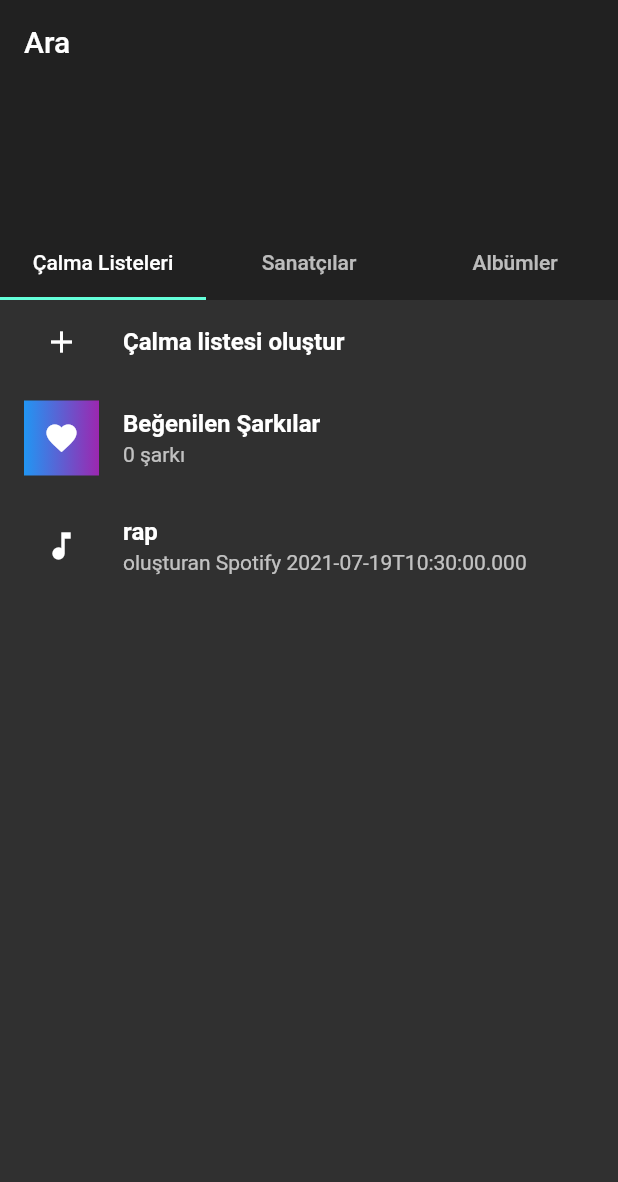
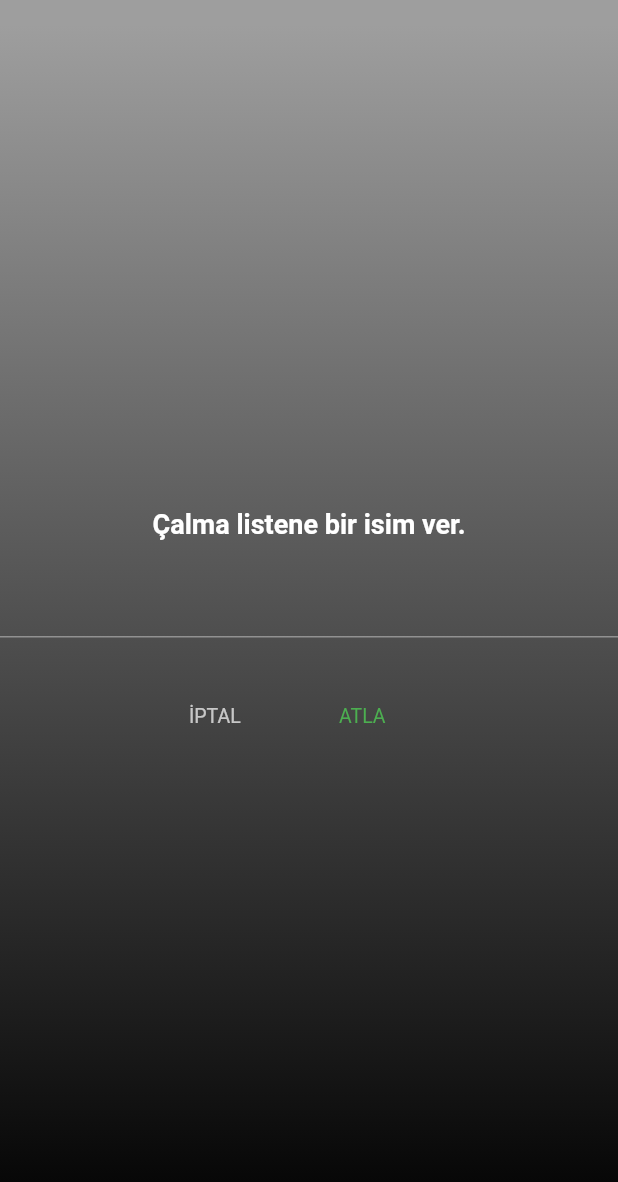
Before and after one commit to frost768/musify, a Flutter app: the LibraryView widget shown alone on an empty page, opened directly, after a tap on "Çalma listesi oluştur", on a phone screen of 412 x 824 dp. Shown: the top 1182 px of the screen. Run offline on Flutter 3.47's test engine with Material 2 defaults, Android fonts, the phone set to English and light mode, and no system bars; our stand-ins replace get.

Commit message:
feat: create playlist

```diff
--- a/lib/consts.dart
+++ b/lib/consts.dart
@@ -9,3 +9,16 @@ const kMarginLeft10 = EdgeInsets.only(left: 10);
 const kMarginTop10 = EdgeInsets.only(top: 10);
 const TextStyle kHeadingTitle =
     TextStyle(fontWeight: FontWeight.bold, fontSize: 25);
+
+const TextStyle kLibraryTabStyle =
+    TextStyle(fontWeight: FontWeight.bold, fontSize: 14);
+const TextStyle kLibraryHeaderTabStyle =
+    TextStyle(color: Colors.grey, fontWeight: FontWeight.bold, fontSize: 28);
+const TextStyle kCreatePlayListTitleStyle =
+    TextStyle(color: Colors.white, fontWeight: FontWeight.bold, fontSize: 18);
+const TextStyle kCreatePlayListButtonCancelTextStyle =
+    TextStyle(color: Colors.white70, fontSize: 13);
+const TextStyle kCreatePlayListButtonCreateTextStyle =
+    TextStyle(color: Colors.green, fontSize: 13);
+const TextStyle kCreatePlaylistSearchTextStyle =
+    TextStyle(color: Colors.white, fontSize: 30);
--- a/lib/controllers/user_controller.dart
+++ b/lib/controllers/user_controller.dart
@@ -5,6 +5,7 @@ import 'package:spotify_clone/models/user.dart';
 
 class UserController extends GetxController {
   User user = User(0, 'frost768');
+  String createPlaylistName = '';
   List<Playlist> get playlists => user.playlists;
   List<Track> get favorites => user.favorites;
   void addToFavorites(Track track) {
@@ -16,10 +17,18 @@ class UserController extends GetxController {
 
   void removeFromFavorites(int trackId) {
     user.favorites.removeWhere((element) => element.id == trackId);
+    update();
   }
 
-  void createPlaylist(String name, {List<Track> tracks = const []}) {
+  void createPlaylist({String? name, List<Track> tracks = const []}) {
+    if (createPlaylistName.isEmpty)
+      name = 'Çalma listem No.${user.playlists.length + 1}';
+    else {
+      name = createPlaylistName;
+    }
+
     Playlist playlist = Playlist(1, name, tracks: tracks, createdBy: user);
     user.playlists.add(playlist);
+    update();
   }
 }
--- a/lib/main.dart
+++ b/lib/main.dart
@@ -3,6 +3,7 @@ import 'package:get/get.dart';
 import 'package:spotify_clone/components/player_narrow.dart';
 import 'package:spotify_clone/controllers/player_controller.dart';
 import 'package:spotify_clone/controllers/user_controller.dart';
+import 'package:spotify_clone/views/create_playlist.dart';
 import 'package:spotify_clone/views/views.dart';
 
 void main() {
@@ -22,10 +23,12 @@ class MyApp extends StatelessWidget {
   @override
   Widget build(BuildContext context) {
     return GetMaterialApp(
-      theme:
-          ThemeData(primaryColor: kMainColor, accentColor: Colors.greenAccent),
+      theme: ThemeData(primaryColor: kMainColor, accentColor: Colors.green),
       darkTheme: ThemeData.dark(),
       themeMode: ThemeMode.dark,
+      routes: {
+        'CreatePlaylist': (_) => CreatePlaylist(),
+      },
       home: Scaffold(
         backgroundColor: kMainBackColor,
         body: PageView(
--- /dev/null
+++ b/lib/views/create_playlist.dart
@@ -0,0 +1,93 @@
+import 'package:flutter/material.dart';
+import 'package:get/get.dart';
+import 'package:spotify_clone/controllers/user_controller.dart';
+import 'package:spotify_clone/views/views.dart';
+
+class CreatePlaylist extends StatelessWidget {
+  CreatePlaylist({Key? key}) : super(key: key);
+  final decoration = BoxDecoration(
+      gradient: LinearGradient(
+          begin: Alignment.topCenter,
+          end: Alignment.bottomCenter,
+          stops: [0.02, 1],
+          colors: [Colors.grey.shade500, Colors.black]));
+  final inputDecoration = InputDecoration(
+      border: UnderlineInputBorder(
+          borderRadius: BorderRadius.zero,
+          borderSide: BorderSide(color: Colors.black)),
+      contentPadding: const EdgeInsets.symmetric(horizontal: 30, vertical: 10));
+
+  @override
+  Widget build(BuildContext context) {
+    return GetBuilder(
+      init: UserController(),
+      builder: (UserController user) => Scaffold(
+        body: SafeArea(
+          child: Center(
+            child: Container(
+              decoration: decoration,
+              child: Column(
+                mainAxisAlignment: MainAxisAlignment.center,
+                children: [
+                  Text(
+                    'Çalma listene bir isim ver.',
+                    style: kCreatePlayListTitleStyle,
+                  ),
+                  Container(
+                    margin: kMarginTop10,
+                    height: 100,
+                    child: TextFormField(
+                      textAlign: TextAlign.center,
+                      cursorColor: Colors.grey,
+                      cursorWidth: 1,
+                      cursorHeight: 50,
+                      onChanged: (value) {
+                        user.createPlaylistName = value;
+                        user.update();
+                      },
+                      style: kCreatePlaylistSearchTextStyle,
+                      decoration: inputDecoration,
+                    ),
+                  ),
+                  Row(
+                    mainAxisAlignment: MainAxisAlignment.center,
+                    children: [
+                      SizedBox(
+                        width: 40,
+                      ),
+                      GestureDetector(
+                        onTap: () {
+                          Get.back();
+                        },
+                        child: Container(
+                            width: 100,
+                            child: Text(
+                              'İPTAL',
+                              style: kCreatePlayListButtonCancelTextStyle,
+                            )),
+                      ),
+                      GestureDetector(
+                        onTap: () {
+                          user.createPlaylist();
+                          Get.back();
+                        },
+                        child: Container(
+                            width: 100,
+                            child: Text(
+                              user.createPlaylistName.isEmpty
+                                  ? 'ATLA'
+                                  : 'OLUŞTUR',
+                              style: kCreatePlayListButtonCreateTextStyle,
+                            )),
+                      ),
+                    ],
+                  )
+                ],
+              ),
+            ),
+          ),
+        ),
+      ),
+    );
+  }
+}
--- a/lib/views/library.dart
+++ b/lib/views/library.dart
@@ -5,7 +5,7 @@ import 'package:spotify_clone/components/playlist_tile.dart';
 import 'package:spotify_clone/controllers/user_controller.dart';
 import 'package:spotify_clone/data/albums.dart';
 import 'package:spotify_clone/data/artists.dart';
-import 'package:spotify_clone/data/playlists.dart';
+import 'package:spotify_clone/views/views.dart';
 
 class LibraryView extends StatelessWidget {
   LibraryView({Key? key}) : super(key: key);
@@ -20,32 +20,60 @@ class LibraryView extends StatelessWidget {
             headerSliverBuilder: (context, innerBoxIsScrolled) {
               return [
                 SliverAppBar(
-                  title: Text('Ara'),
-                  expandedHeight: 200,
-                  snap: true,
-                  floating: true,
-                  bottom: TabBar(
-                      indicatorColor: Theme.of(context).accentColor,
-                      tabs: [
+                  title: Row(
+                    children: [
+                      Text(
+                        'Müzik',
+                        style: kLibraryHeaderTabStyle,
+                      ),
+                      SizedBox(
+                        width: 15,
+                      ),
+                      Text(
+                        "Podcast'ler",
+                        style: kLibraryHeaderTabStyle,
+                      )
+                    ],
+                  ),
+                  expandedHeight: 70,
+                ),
+              ];
+            },
+            body: SafeArea(
+              child: Container(
+                margin: kMarginLeft10,
+                child: Column(
+                  children: [
+                    Container(
+                      height: 50,
+                      child: TabBar(indicatorColor: Colors.green, tabs: [
                         Tab(
-                          text: 'Çalma Listeleri',
+                          child: Text(
+                            'Çalma Listeleri',
+                            style: kLibraryTabStyle,
+                          ),
                         ),
                         Tab(
-                          text: 'Sanatçılar',
+                          child: Text(
+                            'Sanatçılar',
+                            style: kLibraryTabStyle,
+                          ),
                         ),
                         Tab(
-                          text: 'Albümler',
+                          child: Text(
+                            'Albümler',
+                            style: kLibraryTabStyle,
+                          ),
                         )
                       ]),
                     ),
-              ];
-            },
-            body: TabBarView(children: [
+                    Expanded(
+                      child: TabBarView(children: [
                         ListView(children: [
                           PlaylistTile(
                             'Çalma listesi oluştur',
                             isCreatePlaylist: true,
-                  onTap: () => Get.toNamed('CreatePlaylistPage'),
+                            onTap: () => Get.toNamed('CreatePlaylist'),
                           ),
                           PlaylistTile(
                             'Beğenilen Şarkılar',
@@ -53,18 +81,25 @@ class LibraryView extends StatelessWidget {
                             subtitle: '${user.favorites.length} şarkı',
                             onTap: () => Get.toNamed('CreatePlaylistPage'),
                           ),
-                ...playlists
+                          ...user.playlists
                               .map((p) => PlaylistTile(p.name,
-                        subtitle:
-                            'oluşturan ${p.createdBy?.name} ${p.createdAt?.toIso8601String()}'))
+                                  subtitle: 'oluşturan ${p.createdBy?.name}'))
                               .toList()
                         ]),
                         ListView(
-                  children: artists.map((e) => AlbumListTile(e.name)).toList()),
+                            children: artists
+                                .map((e) => AlbumListTile(e.name))
+                                .toList()),
                         ListView(
-                children: albums.map((e) => PlaylistTile(e.name)).toList(),
+                          children:
+                              albums.map((e) => PlaylistTile(e.name)).toList(),
                         ),
-            ])),
+                      ]),
+                    ),
+                  ],
+                ),
+              ),
+            )),
       ),
     );
   }
```
Lines whose indentation alone changed are shown as unchanged.
